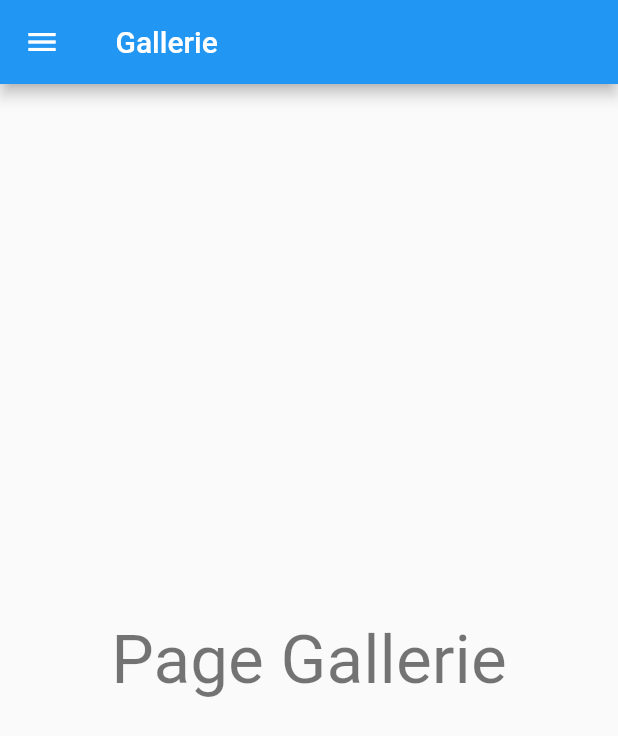
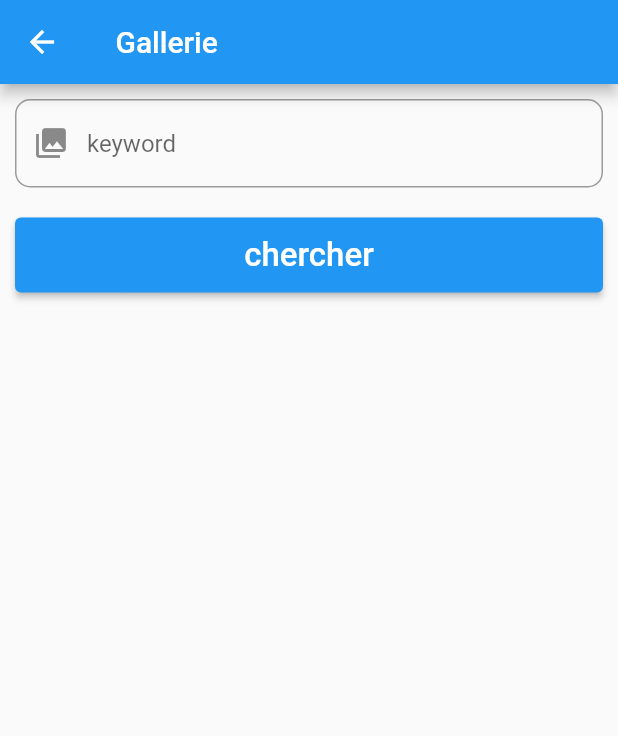
Before and after one commit to rouamansour/Voyage_app, a Flutter app: the GalleriePage screen opened by its route, on a phone screen of 412 x 824 dp. Shown: the top 736 px of the screen. Run offline on Flutter 3.47's test engine with Material 2 defaults, Android fonts, the phone set to English and light mode, and no system bars; our stand-ins replace shared_preferences; missing offline and left inert: dart:js; accounts and stored records are empty; network calls fail.

Commit message:
update gallerie page and gallerie detail

```diff
--- a/voyage/lib/pages/gallerie.page.dart
+++ b/voyage/lib/pages/gallerie.page.dart
@@ -1,19 +1,52 @@
 import 'package:flutter/material.dart';
 
-import '../menu/drawer.widget.dart';
+import 'gallerie-details.page.dart';
+
+
+//import '../menu/drawer.widget.dart';
 
 class GalleriePage extends StatelessWidget{
+  TextEditingController txt_gallery= new TextEditingController();
+
   @override
   Widget build(BuildContext context) {
     return Scaffold(
-        drawer:MyDrawer(),
+      //  drawer:MyDrawer(),
         appBar: AppBar(title: Text(' Gallerie')),
-        body: Center(
-            child: Text(
-              'Page Gallerie',
-              style: Theme.of(context).textTheme.headline3,
-        ),
-        ),
-        );
+        body: Column(
+            children: [
+              Container(
+                padding: EdgeInsets.all(10),
+                child: TextFormField(
+                  controller: txt_gallery,
+                  decoration: InputDecoration(
+                    prefixIcon: Icon(Icons.photo_library),
+                    hintText: "keyword",
+                    border: OutlineInputBorder(
+                      borderSide: BorderSide(width: 1),
+                      borderRadius: BorderRadius.circular(10))),
+                  ),
+                ),
+              Container(
+                padding: EdgeInsets.all(10),
+                child: ElevatedButton(
+                style :ElevatedButton.styleFrom(
+                  minimumSize: const Size.fromHeight(50)),
+                  onPressed : (){
+                    _onGetGalleryDetails(context);
+                  },
+                  child:Text('chercher',style: TextStyle(fontSize: 22))),
+                ),
+
+            ],
+    ));
+  }
+  void _onGetGalleryDetails(BuildContext context){
+    String keyword=txt_gallery.text;
+    Navigator.push(
+    context,
+     MaterialPageRoute(
+      builder: (context) => GallerieDetailsPage(keyword)));
+      txt_gallery.text="";
   }
 }
```
Also changed, not shown: voyage/lib/pages/gallerie-details.page.dart (added, +100 -0 lines).
